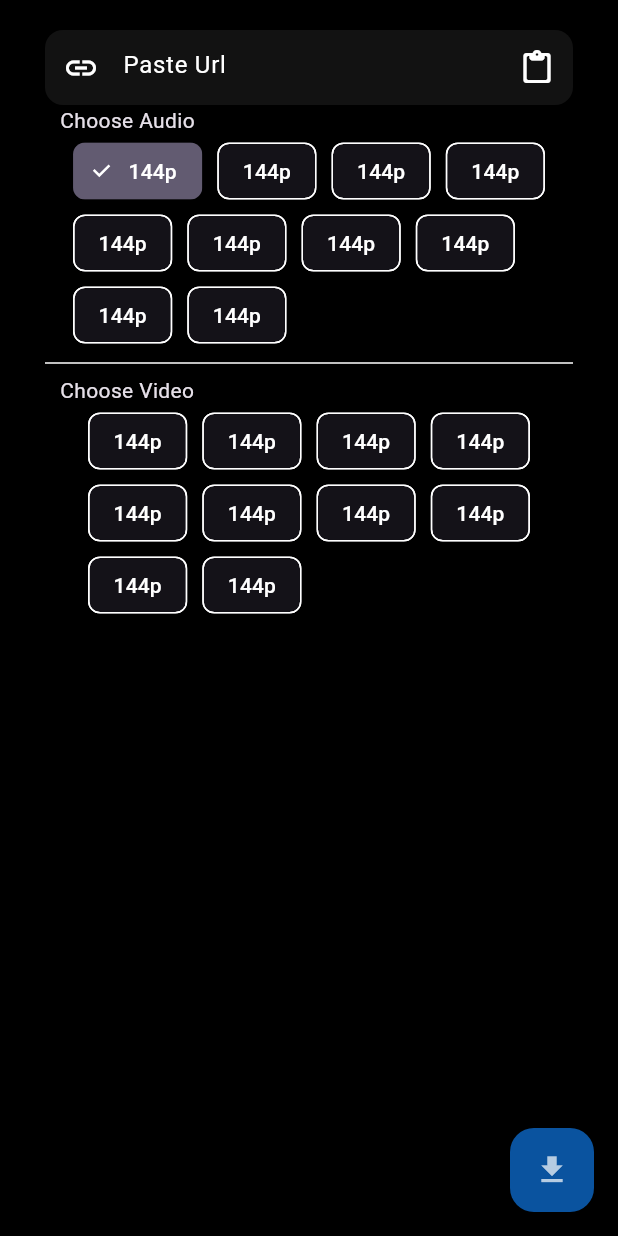
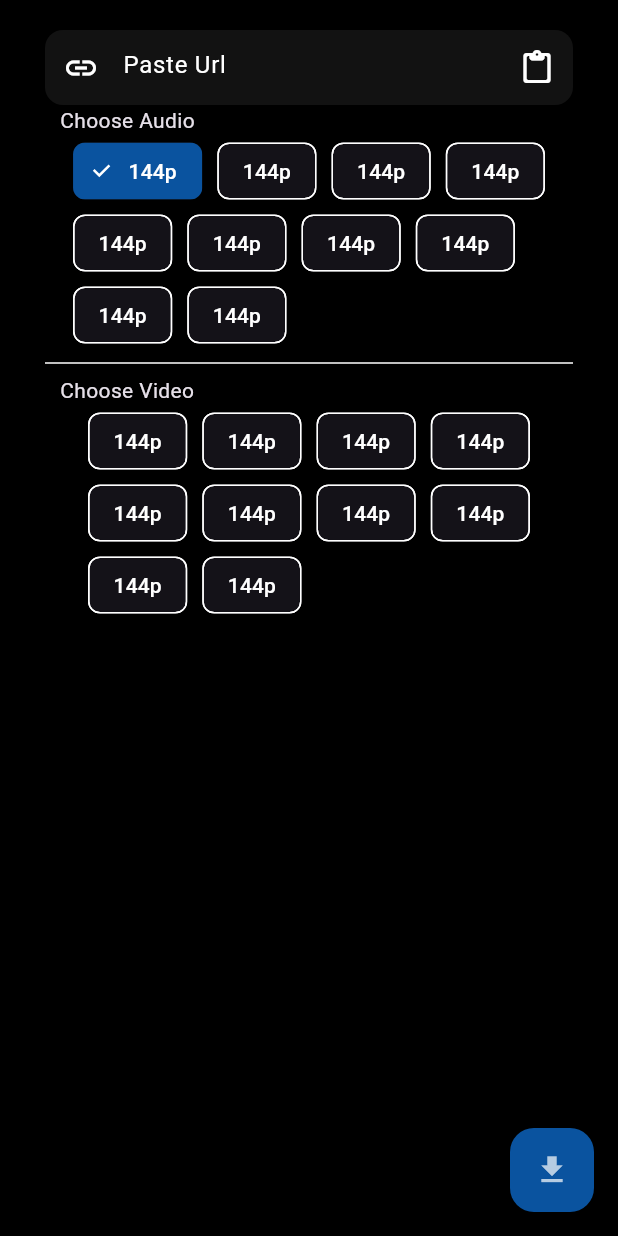
Before and after one commit to Harrem/YoutubeDownloader, a Flutter app: the screen it shows after launch, on a phone screen of 412 x 824 dp. Run offline on Flutter 3.47's test engine with Material 2 defaults, Android fonts, the phone set to English and light mode, and no system bars; our stand-ins replace permission_handler, shared_preferences; missing offline and left inert: youtube_explode_dart.

Commit message:
changed secondary dark color

```diff
--- a/lib/theme/app_colors.dart
+++ b/lib/theme/app_colors.dart
@@ -18,7 +18,7 @@ class AppColors {
 
   static const primaryDark = Color(0xFF0A539F);
   static const onPrimaryContainerDark = Color(0xFFEADDFF);
-  static const secondaryDark = Color(0xFF625B71);
+  static const secondaryDark = Color(0xFF0A539F);
   static const secondaryContainerDark = Color(0xFFE8DEF8);
   static const tertiaryDark = Color(0xFF7D5260);
   static const tertiaryContainerDark = Color(0xFFFFD8E4);
```
